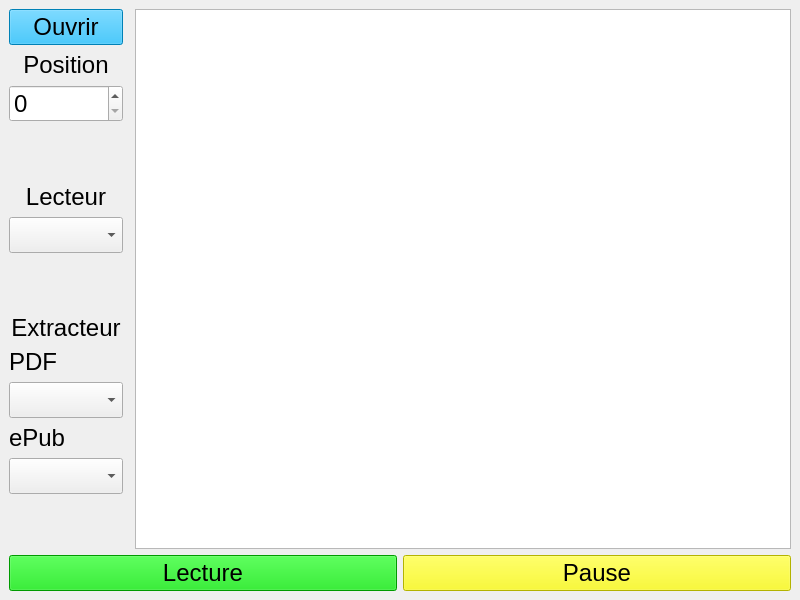
Above: lis.ui from Cyril-Meyer/Lis before the change. Below: the same form after it.
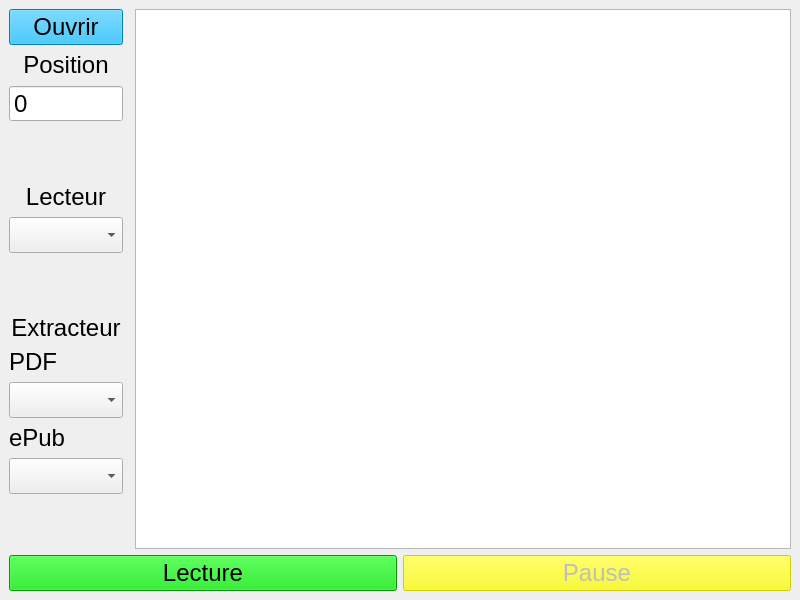
That is the form after the change. Icons and pictures are not drawn.

Commit message: update ui with enabled/disabled play/pause and all slots

```diff
--- a/lis.ui
+++ b/lis.ui
@@ -125,6 +125,9 @@
       </item>
       <item row="2" column="0">
        <widget class="QSpinBox" name="spinBox_position">
+        <property name="buttonSymbols">
+         <enum>QAbstractSpinBox::NoButtons</enum>
+        </property>
         <property name="maximum">
          <number>999999</number>
         </property>
@@ -159,6 +162,9 @@
       </item>
       <item>
        <widget class="QPushButton" name="pushButton_pause">
+        <property name="enabled">
+         <bool>false</bool>
+        </property>
         <property name="font">
          <font>
           <pointsize>18</pointsize>
```
Left out of the diff: 36 changed lines with no effect on the pictures. The commit also changes 1 other file.
